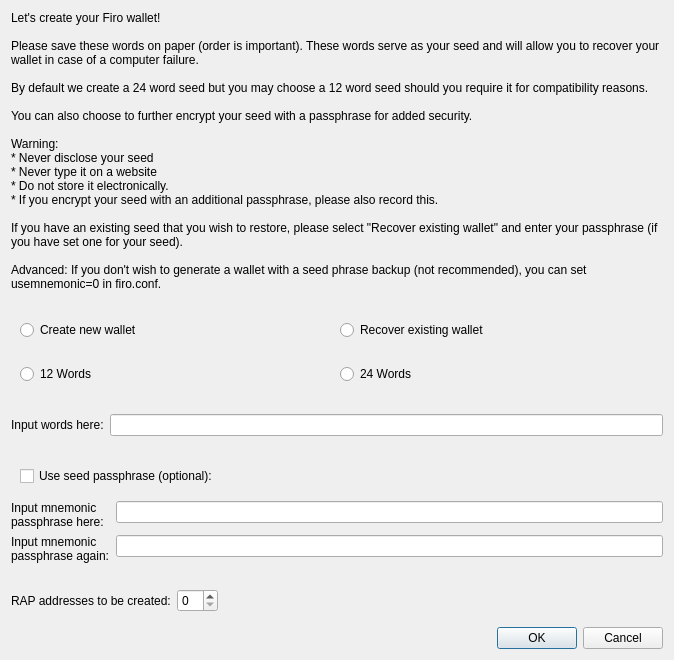
First picture: the form in src/qt/forms/recover.ui, repository firoorg/firo, before the edit.
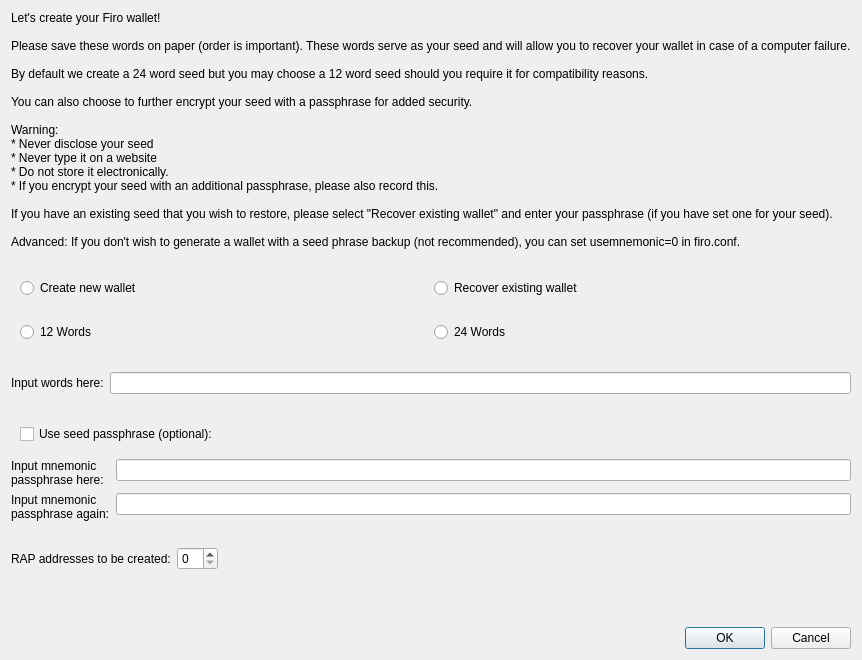
Second picture: the form after the edit.

Commit message: One more try to fix recovery window height

Diff of the .ui file:
```diff
--- a/src/qt/forms/recover.ui
+++ b/src/qt/forms/recover.ui
@@ -49,10 +49,10 @@
       </string>
      </property>
      <property name="wordWrap">
-      <bool>true</bool>
+      <bool>false</bool>
      </property>
      <property name="margin">
-      <number>5</number>
+      <number>10</number>
      </property>
     </widget>
    </item>
```
